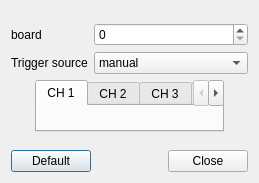
Entwicklungsburo-Stresing/EBST_CAM, file escam/dialogioctrl.ui: the form before one commit.
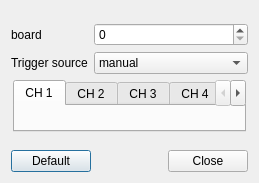
The form after the commit. Custom widgets are drawn as their Qt base class.

Diff of the .ui file:
```diff
--- a/escam/dialogioctrl.ui
+++ b/escam/dialogioctrl.ui
@@ -161,7 +161,7 @@
     </layout>
    </item>
    <item>
-    <layout class="QHBoxLayout" name="horizontalLayout">
+    <layout class="QHBoxLayout" name="horizontalLayout" stretch="1,100,1">
      <item>
       <spacer name="horizontalSpacer_3">
        <property name="orientation">
@@ -177,6 +177,12 @@
      </item>
      <item>
       <widget class="QTabWidget" name="tabWidget">
+       <property name="maximumSize">
+        <size>
+         <width>600</width>
+         <height>16777215</height>
+        </size>
+       </property>
        <property name="currentIndex">
         <number>0</number>
        </property>
```
